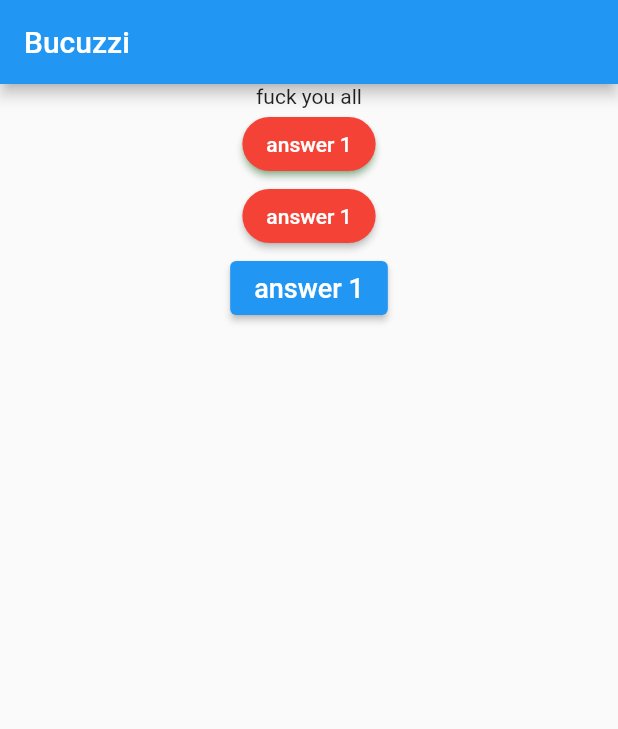
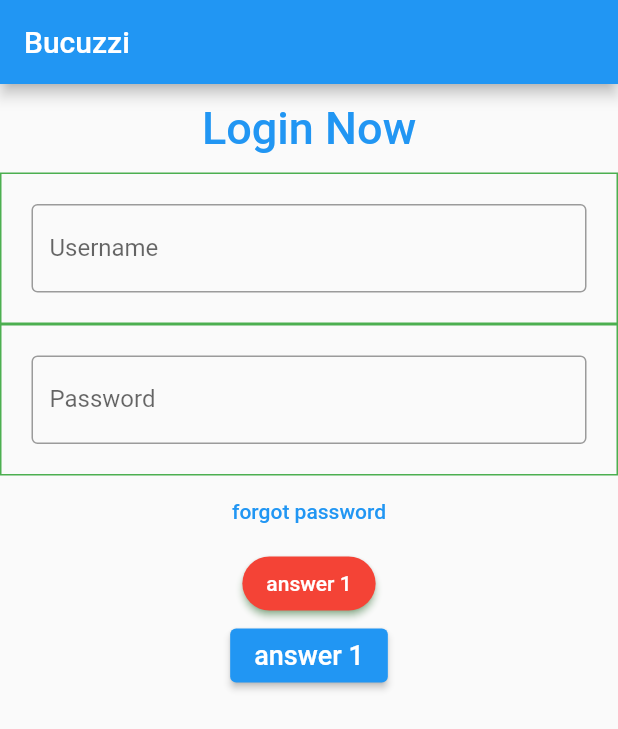
Before and after one commit to Bukunmi-sketch/store, a Flutter app: the screen it shows after launch, on a phone screen of 412 x 824 dp. Shown: the top 729 px of the screen. Run offline on Flutter 3.47's test engine with Material 2 defaults, Android fonts, the phone set to English and light mode, and no system bars; Roboto replaces fonts that are missing (Brand Bold); statements that could not run were skipped.

Commit message:
Update main.dart
---

```diff
--- a/lib/main.dart
+++ b/lib/main.dart
@@ -16,23 +16,54 @@ class MyApp extends StatelessWidget {
         body: Center(
           child: Column(
             children: [
-              Text('fuck you all'),
+              Container(
+                  alignment: Alignment.center,
+                  padding: const EdgeInsets.all(10),
+                  child: const Text('Login Now',
+                      style: TextStyle(
+                          color: Colors.blue,
+                          fontWeight: FontWeight.w500,
+                          fontSize: 30)),
+                  decoration: BoxDecoration(
+                      border: Border.all(
+                          color: Colors.transparent,
+                          style: BorderStyle.solid,
+                          width: 2))),
+              Container(
+                decoration:
+                    BoxDecoration(border: Border.all(color: Colors.green)),
+                alignment: Alignment.center,
+                padding: const EdgeInsets.all(20),
+                child: TextField(
+                  controller: nameController,
+                  decoration: InputDecoration(
+                    labelText: 'Username',
+                    border: OutlineInputBorder(),
+                  ),
+                ),
+              ),
+              Container(
+                decoration:
+                    BoxDecoration(border: Border.all(color: Colors.green)),
+                alignment: Alignment.center,
+                padding: const EdgeInsets.all(20),
+                child: TextField(
+                  obscureText: true,
+                  decoration: InputDecoration(
+                    labelText: 'Password',
+                    border: OutlineInputBorder(),
+                  ),
+                ),
+              ),
+              TextButton(
+                  onPressed: () {
+                    print('forgot');
+                  },
+                  child: const Text('forgot password')),
               ElevatedButton(
                 style: ElevatedButton.styleFrom(
                   backgroundColor: Colors.red,
                   shadowColor: Colors.green,
-                  shape: RoundedRectangleBorder(
-                    borderRadius: BorderRadius.circular(100.0),
-                  ),
-                ),
-                child: Text('answer 1'),
-                onPressed: () {
-                  print('login clicked');
-                },
-              ),
-              ElevatedButton(
-                style: ElevatedButton.styleFrom(
-                  backgroundColor: Colors.red,
                   shape: RoundedRectangleBorder(
                     borderRadius: BorderRadius.circular(100.0),
                   ),
```
